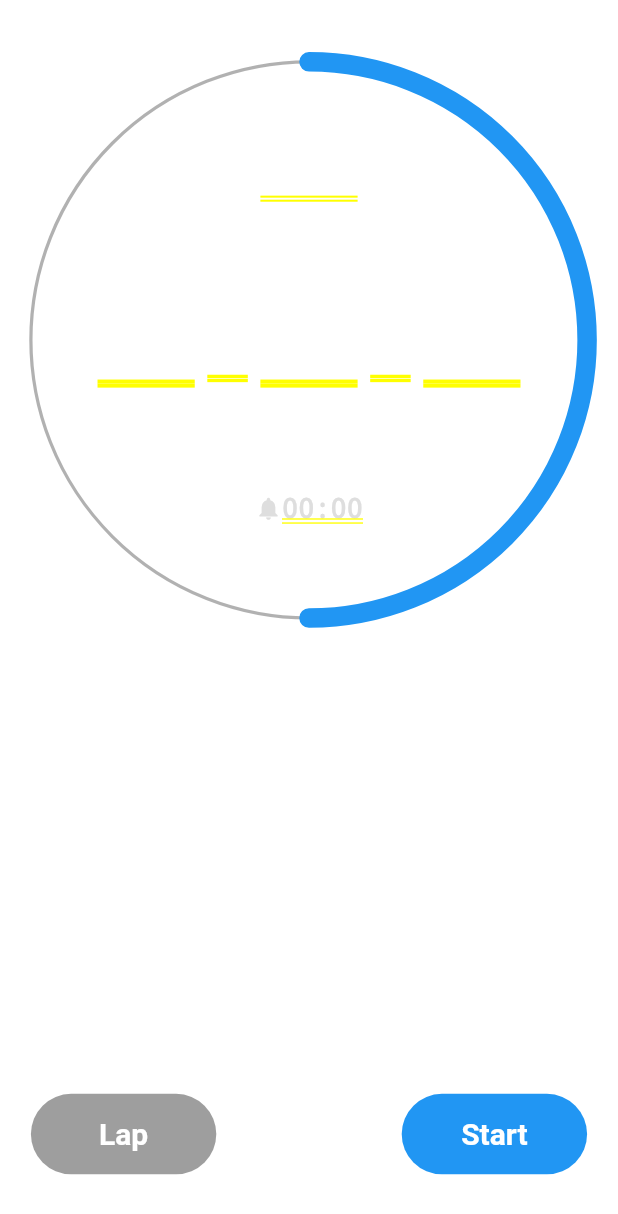
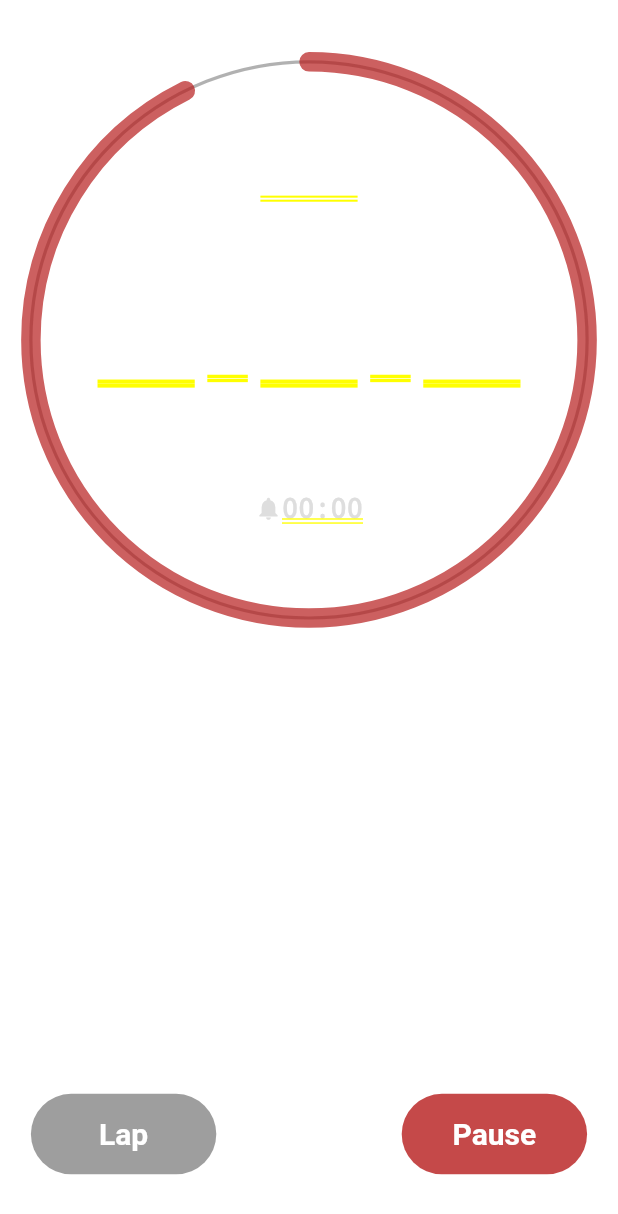
Before and after one commit to yellow-Flickr/timely, a Flutter app: the screen it shows after launch, scrolled down 576 dp, after a tap on "Start", on a phone screen of 412 x 824 dp. Shown: the top 1214 px of the screen. Run offline on Flutter 3.47's test engine with Material 2 defaults, Android fonts, the phone set to English and light mode, and no system bars.

Commit message:
Timer Ticker fix [beta]

```diff
--- a/lib/Timer.dart
+++ b/lib/Timer.dart
@@ -72,7 +72,7 @@ class Setup_Screen extends StatelessWidget {
               child: TextButton(
                   onPressed: () {
                     Navigator.push(context,
-                        MaterialPageRoute(builder: (context) => TimerTicker()));
+                        MaterialPageRoute(builder: (context) => TimerTicker(time: 15,)));
                   },
                   child: Center(
                     child: Text(
--- a/lib/TimerTicker.dart
+++ b/lib/TimerTicker.dart
@@ -1,43 +1,256 @@
 // ignore_for_file: file_names, prefer_const_literals_to_create_immutables, prefer_const_constructors, avoid_unnecessary_containers, must_be_immutable, prefer_final_fields
 
+import 'dart:async';
 import 'dart:math';
 
 import 'package:flutter/material.dart';
 import 'package:timely/Stopwatch.dart';
 
 class TimerTicker extends StatefulWidget {
-  const TimerTicker({Key? key}) : super(key: key);
+  final int time;
+  const TimerTicker({Key? key, required this.time}) : super(key: key);
 
   @override
   State<TimerTicker> createState() => _TimerTickerState();
 }
 
+// class _TimerTickerState extends State<TimerTicker>
+//     with SingleTickerProviderStateMixin {
+//   late AnimationController _animationController;
+//   int _count = 50;
+
+//   @override
+//   void dispose() {
+//     _animationController.dispose();
+//     super.dispose();
+//   }
+
+//   @override
+//   void initState() {
+//     super.initState();
+//     _animationController =
+//         AnimationController(vsync: this, duration: Duration(seconds: 30))
+//           ..forward();
+//   }
+
+//   Future<void> animate() async {
+//     try {
+//       await _animationController.forward().orCancel;
+//     } on TickerCanceled {
+//       debugPrint(" C A N C E L L E D");
+//     }
+//   }
+
+//   IntTween percent = IntTween(begin: 50, end: 0);
+//   @override
+//   Widget build(BuildContext context) {
+//     double height = MediaQuery.of(context).size.height;
+//     double width = MediaQuery.of(context).size.width;
+//     return Column(
+//       children: [
+//         Center(
+//           child: Container(
+//               margin: EdgeInsets.symmetric(vertical: height * 0.05),
+//               height: height * 0.45,
+//               width: width,
+//               // color: Colors.amber,
+//               child: FittedBox(
+//                 child: TweenAnimationBuilder(
+//                   duration: Duration(seconds: 30),
+//                   tween: percent,
+//                   builder: ((context, int count, child) => CustomPaint(
+//                         size: Size.fromRadius(width / 2),
+//                         child: Container(
+//                           height: width,
+//                           width: width,
+//                           alignment: Alignment.center,
+//                           padding: EdgeInsets.symmetric(
+//                               horizontal: width * 0.01,
+//                               vertical: height * 0.005),
+//                           child: Column(
+//                             mainAxisAlignment: MainAxisAlignment.spaceEvenly,
+//                             children: [
+//                               Container(
+//                                 child: Text(
+//                                   "data",
+//                                   style: TextStyle(
+//                                       color: Colors.white, fontSize: 30),
+//                                 ),
+//                               ),
+//                               Container(
+//                                 // width: width * 0.5,
+//                                 // height: height * 0.05,
+//                                 // padding: EdgeInsets.only(bottom: height * 0.1),
+//                                 // foregroundDecoration: BoxDecoration(
+//                                 //     color: Colors.grey.shade900.withOpacity(0.5)),
+//                                 child: FittedBox(
+//                                   fit: BoxFit.scaleDown,
+//                                   child: Row(
+//                                     mainAxisAlignment: MainAxisAlignment.center,
+//                                     crossAxisAlignment:
+//                                         CrossAxisAlignment.center,
+//                                     children: [
+//                                       Minutes(
+//                                         digits: "00",
+//                                       ),
+//                                       DigitSeperator(seperator: ":"),
+//                                       Seconds(
+//                                         digits: "00",
+//                                       ),
+//                                       DigitSeperator(seperator: "."),
+//                                       Seconds(
+//                                         digits: "00",
+//                                       ),
+//                                     ],
+//                                   ),
+//                                 ),
+//                               ),
+//                               Container(
+//                                 child: Row(
+//                                   mainAxisAlignment: MainAxisAlignment.center,
+//                                   children: [
+//                                     Icon(
+//                                       Icons.notifications,
+//                                       size: 20,
+//                                       color:
+//                                           Colors.grey.shade400.withOpacity(0.5),
+//                                     ),
+//                                     Text(
+//                                       "00:00",
+//                                       style: TextStyle(
+//                                           fontSize: 20,
+//                                           color: Colors.grey.shade400
+//                                               .withOpacity(0.5)),
+//                                     )
+//                                   ],
+//                                 ),
+//                               )
+//                             ],
+//                           ),
+//                         ),
+//                         foregroundPainter:
+//                             DrawTicker(stroke: width * 0.035, percent: count),
+//                       )),
+//                 ),
+//               )),
+//         ),
+//         Flexible(
+//           fit: FlexFit.loose,
+//           child: Center(
+//             child: Row(
+//               mainAxisAlignment: MainAxisAlignment.spaceBetween,
+//               children: [
+//                 Container(
+//                   alignment: Alignment.bottomLeft,
+//                   padding: EdgeInsets.only(
+//                       left: width * 0.05, bottom: height * 0.05),
+//                   child: Container(
+//                     width: width * 0.3,
+//                     height: height * 0.065,
+//                     decoration: ShapeDecoration(
+//                         color: ThemeData.light().disabledColor,
+//                         shape: OutlineInputBorder(
+//                             borderSide: BorderSide.none,
+//                             borderRadius: BorderRadius.circular(100),
+//                             gapPadding: 0)),
+//                     child: TextButton(
+//                         onPressed: () {},
+//                         child: Center(
+//                           child: Text(
+//                             "Lap",
+//                             style: TextStyle(
+//                                 fontWeight: FontWeight.bold,
+//                                 fontSize: 20,
+//                                 color: Colors.white),
+//                           ),
+//                         )),
+//                   ),
+//                 ),
+//                 Container(
+//                   alignment: Alignment.bottomRight,
+//                   padding: EdgeInsets.only(
+//                       right: width * 0.05, bottom: height * 0.05),
+//                   child: Container(
+//                     width: width * 0.3,
+//                     height: height * 0.065,
+//                     decoration: ShapeDecoration(
+//                         color: ThemeData.light().primaryColor,
+//                         shape: OutlineInputBorder(
+//                             borderSide: BorderSide.none,
+//                             borderRadius: BorderRadius.circular(100),
+//                             gapPadding: 0)),
+//                     child: TextButton(
+//                         onPressed: () {},
+//                         child: Center(
+//                           child: Text(
+//                             "Start",
+//                             style: TextStyle(
+//                                 fontWeight: FontWeight.bold,
+//                                 fontSize: 20,
+//                                 color: Colors.white),
+//                           ),
+//                         )),
+//                   ),
+//                 ),
+//               ],
+//             ),
+//           ),
+//         ),
+//       ],
+//     );
+//     ;
+//   }
+// }
+
 class _TimerTickerState extends State<TimerTicker>
     with SingleTickerProviderStateMixin {
   late AnimationController _animationController;
-  int _count = 50;
+  late Animation<int> animation;
+  double _count = 100;
+      Stopwatch timelapsed = Stopwatch();
 
-
-@override
-  void dispose() {
-     _animationController.dispose();
-    super.dispose();
-  }
+  // @override
+  // void dispose() {
+  //   _animationController.dispose();
+  //   super.dispose();
+  // }
 
   @override
   void initState() {
     super.initState();
-    _animationController =
-        AnimationController(vsync: this, duration: Duration(seconds: 30) )..forward();
+    // _animationController =
+    //     AnimationController(vsync: this, duration: Duration(seconds: 30));
+    // animation = IntTween(begin: _count, end: 0).animate(_animationController);
+    // ..addListener(() {
+    //   setState(() {});
+    // });
+    // _animationController.forward();
+    if (mounted) {
+      WidgetsBinding.instance.addPostFrameCallback((timeStamp) {
+        tick;
+        timelapsed.start();
+       });
+    }
   }
 
+  late Timer tick = Timer.periodic(Duration(milliseconds: 1), (timer) {
+    if (mounted) {
+      if (_count > 0.1) {
+        setState(() {
+          _count -= ((100 / widget.time * 0.001) * 1);
+          // timelapsed -= (timelapsed - 0.001).toInt();
+        });
+      } else {
+        timer.cancel();
+        Navigator.pop(context);
+      }
+    }
+  });
 
-  Future<void> animate() async {
-    try {
-      await _animationController.forward().orCancel;
-    } on TickerCanceled {
-      debugPrint(" C A N C E L L E D");
-    }
+  @override
+  void dispose() {
+    tick.cancel();
+    super.dispose();
   }
 
   @override
@@ -53,9 +266,11 @@ class _TimerTickerState extends State<TimerTicker>
               width: width,
               // color: Colors.amber,
               child: FittedBox(
-                child: AnimatedBuilder(
-                  animation: _animationController,
-                  builder:((context, child) =>  CustomPaint(
+                  child:
+                      // AnimatedBuilder(
+                      //   animation: _animationController,
+                      //   builder: ((context, child) =>
+                      CustomPaint(
                 size: Size.fromRadius(width / 2),
                 child: Container(
                   height: width,
@@ -112,8 +327,7 @@ class _TimerTickerState extends State<TimerTicker>
                               "00:00",
                               style: TextStyle(
                                   fontSize: 20,
-                                      color:
-                                          Colors.grey.shade400.withOpacity(0.5)),
+                                  color: Colors.grey.shade400.withOpacity(0.5)),
                             )
                           ],
                         ),
@@ -121,10 +335,15 @@ class _TimerTickerState extends State<TimerTicker>
                     ],
                   ),
                 ),
-                    foregroundPainter:
-                        DrawTicker(stroke: width * 0.035, percent: _count),
-                  )),
-                ),
+                foregroundPainter: DrawTicker(
+                    stroke: width * 0.035,
+                    percent: _count,
+                    tickerPaint: ((widget.time - (timelapsed.elapsedMicroseconds * 1000)) <= 5)
+                        ? Colors.red.shade900.withOpacity(0.7)
+                        : null),
+              )
+                  //       ),
+                  // ),
                   )),
         ),
         Flexible(
@@ -167,16 +386,27 @@ class _TimerTickerState extends State<TimerTicker>
                     width: width * 0.3,
                     height: height * 0.065,
                     decoration: ShapeDecoration(
-                        color: ThemeData.light().primaryColor,
+                        color: (tick.isActive)
+                            ? Colors.red.shade900.withOpacity(0.8)
+                            : Colors.deepPurple,
                         shape: OutlineInputBorder(
                             borderSide: BorderSide.none,
                             borderRadius: BorderRadius.circular(100),
                             gapPadding: 0)),
                     child: TextButton(
-                        onPressed: () {},
+                        onPressed: () {
+                          if (tick.isActive) {
+                            tick.cancel();
+                          } else {
+                           setState(() {
+                             tick;
+                           });
+                          }
+
+                        },
                         child: Center(
                           child: Text(
-                            "Start",
+                            (tick.isActive) ? "Pause" : "Resume",
                             style: TextStyle(
                                 fontWeight: FontWeight.bold,
                                 fontSize: 20,
@@ -195,173 +425,12 @@ class _TimerTickerState extends State<TimerTicker>
   }
 }
 
-// class CountDown extends StatefulWidget {
-//   const CountDown({Key? key}) : super(key: key);
-
-//   @override
-//   State<CountDown> createState() => _CountDownState();
-// }
-
-// class _CountDownState extends State<CountDown> {
-//   int _count = 50;
-
-//   @override
-//   Widget build(BuildContext context) {
-//     double height = MediaQuery.of(context).size.height;
-//     double width = MediaQuery.of(context).size.width;
-//     return Column(
-//       children: [
-//         Center(
-//           child: Container(
-//               margin: EdgeInsets.symmetric(vertical: height * 0.05),
-//               height: height * 0.45,
-//               width: width,
-//               // color: Colors.amber,
-//               child: FittedBox(
-//                 child: CustomPaint(
-//                   size: Size.fromRadius(width / 2),
-//                   child: Container(
-//                     height: width,
-//                     width: width,
-//                     alignment: Alignment.center,
-//                     padding: EdgeInsets.symmetric(
-//                         horizontal: width * 0.01, vertical: height * 0.005),
-//                     child: Column(
-//                       mainAxisAlignment: MainAxisAlignment.spaceEvenly,
-//                       children: [
-//                         Container(
-//                           child: Text(
-//                             "data",
-//                             style:
-//                                 TextStyle(color: Colors.white, fontSize: 30),
-//                           ),
-//                         ),
-//                         Container(
-//                           // width: width * 0.5,
-//                           // height: height * 0.05,
-//                           // padding: EdgeInsets.only(bottom: height * 0.1),
-//                           // foregroundDecoration: BoxDecoration(
-//                           //     color: Colors.grey.shade900.withOpacity(0.5)),
-//                           child: FittedBox(
-//                             fit: BoxFit.scaleDown,
-//                             child: Row(
-//                               mainAxisAlignment: MainAxisAlignment.center,
-//                               crossAxisAlignment: CrossAxisAlignment.center,
-//                               children: [
-//                                 Minutes(
-//                                   digits: "00",
-//                                 ),
-//                                 DigitSeperator(seperator: ":"),
-//                                 Seconds(
-//                                   digits: "00",
-//                                 ),
-//                                 DigitSeperator(seperator: "."),
-//                                 Seconds(
-//                                   digits: "00",
-//                                 ),
-//                               ],
-//                             ),
-//                           ),
-//                         ),
-//                         Container(
-//                           child: Row(
-//                             mainAxisAlignment: MainAxisAlignment.center,
-//                             children: [
-//                               Icon(
-//                                 Icons.notifications,
-//                                 size: 20,
-//                                 color: Colors.grey.shade400.withOpacity(0.5),
-//                               ),
-//                               Text(
-//                                 "00:00",
-//                                 style: TextStyle(
-//                                     fontSize: 20,
-//                                     color: Colors.grey.shade400
-//                                         .withOpacity(0.5)),
-//                               )
-//                             ],
-//                           ),
-//                         )
-//                       ],
-//                     ),
-//                   ),
-//                   foregroundPainter:
-//                       DrawTicker(stroke: width * 0.035, percent: _count),
-//                 ),
-//               )),
-//         ),
-//         Flexible(
-//           fit: FlexFit.loose,
-//           child: Center(
-//             child: Row(
-//               mainAxisAlignment: MainAxisAlignment.spaceBetween,
-//               children: [
-//                 Container(
-//                   alignment: Alignment.bottomLeft,
-//                   padding: EdgeInsets.only(
-//                       left: width * 0.05, bottom: height * 0.05),
-//                   child: Container(
-//                     width: width * 0.3,
-//                     height: height * 0.065,
-//                     decoration: ShapeDecoration(
-//                         color: ThemeData.light().disabledColor,
-//                         shape: OutlineInputBorder(
-//                             borderSide: BorderSide.none,
-//                             borderRadius: BorderRadius.circular(100),
-//                             gapPadding: 0)),
-//                     child: TextButton(
-//                         onPressed: () {},
-//                         child: Center(
-//                           child: Text(
-//                             "Lap",
-//                             style: TextStyle(
-//                                 fontWeight: FontWeight.bold,
-//                                 fontSize: 20,
-//                                 color: Colors.white),
-//                           ),
-//                         )),
-//                   ),
-//                 ),
-//                 Container(
-//                   alignment: Alignment.bottomRight,
-//                   padding: EdgeInsets.only(
-//                       right: width * 0.05, bottom: height * 0.05),
-//                   child: Container(
-//                     width: width * 0.3,
-//                     height: height * 0.065,
-//                     decoration: ShapeDecoration(
-//                         color: ThemeData.light().primaryColor,
-//                         shape: OutlineInputBorder(
-//                             borderSide: BorderSide.none,
-//                             borderRadius: BorderRadius.circular(100),
-//                             gapPadding: 0)),
-//                     child: TextButton(
-//                         onPressed:  (){},
-//                         child: Center(
-//                           child: Text(
-//                             "Start",
-//                             style: TextStyle(
-//                                 fontWeight: FontWeight.bold,
-//                                 fontSize: 20,
-//                                 color: Colors.white),
-//                           ),
-//                         )),
-//                   ),
-//                 ),
-//               ],
-//             ),
-//           ),
-//         ),
-//       ],
-//     );
-//   }
-// }
-
 class DrawTicker extends CustomPainter {
   double stroke;
-  int percent;
+  double percent;
+  Color? tickerPaint;
 
-  DrawTicker({required this.stroke, required this.percent});
+  DrawTicker({required this.stroke, required this.percent, this.tickerPaint});
   @override
   void paint(Canvas canvas, Size size) {
     Paint tickerTrack = Paint()
@@ -371,7 +440,7 @@ class DrawTicker extends CustomPainter {
       ..strokeWidth = stroke / 6;
 
     Paint ticker = Paint()
-      ..color = ThemeData.light().primaryColor
+      ..color = tickerPaint ?? ThemeData.light().primaryColor
       ..strokeCap = StrokeCap.round
       ..style = PaintingStyle.stroke
       ..strokeWidth = stroke;
--- a/lib/main.dart
+++ b/lib/main.dart
@@ -131,7 +131,7 @@ int _currentIndex =0;
             elevation: 0,
           ),
           body:
-             (_currentIndex == 0)? Timer() :(_currentIndex == 1)? StopWatch(): Worldclock()
+             (_currentIndex == 0)? Timer() :(_currentIndex == 1)? Stop_Watch(): Worldclock()
 
              ),
     );
```
Also changed, not shown: lib/Stopwatch.dart (+5 -5 lines), lib/Worldclock.dart (+1 -18 lines). Lines whose indentation alone changed are shown as unchanged.
